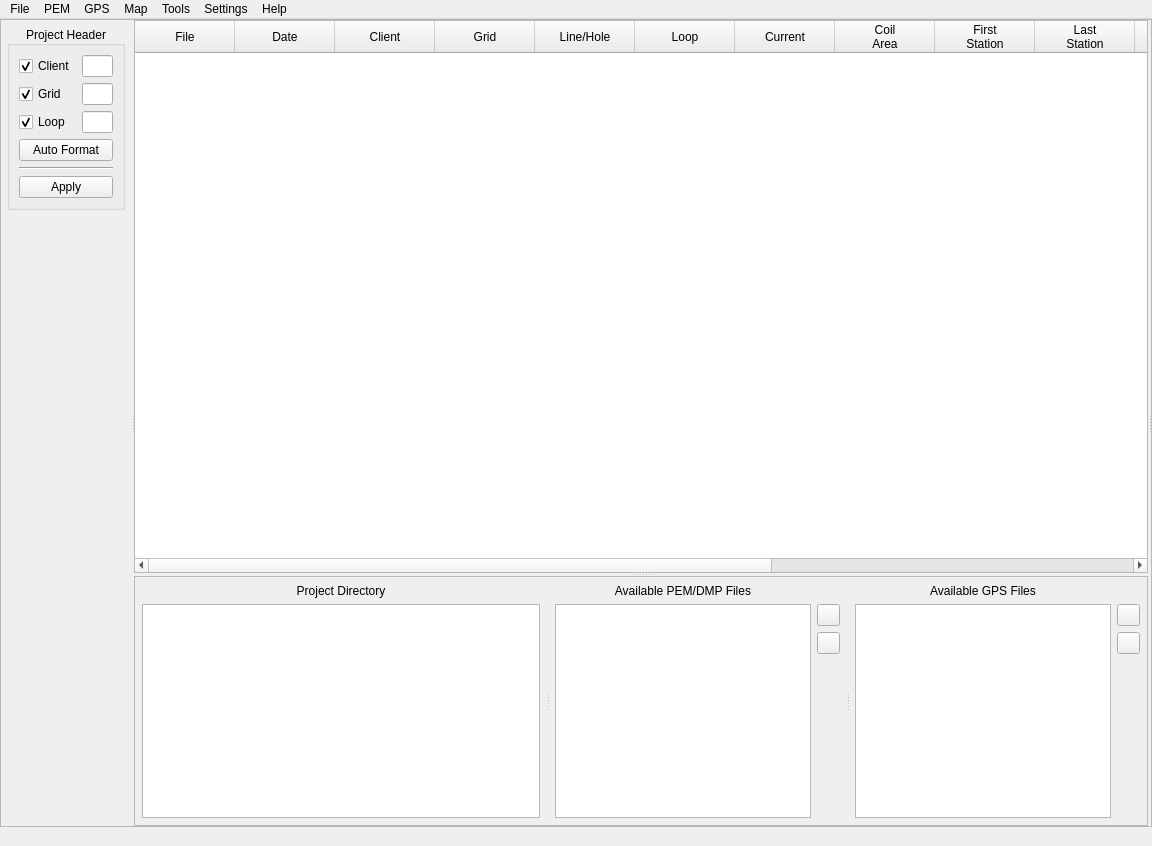
Old version of the form src/ui/pem_hub.ui in the repository Eric-Meunier/Processor-Suite.
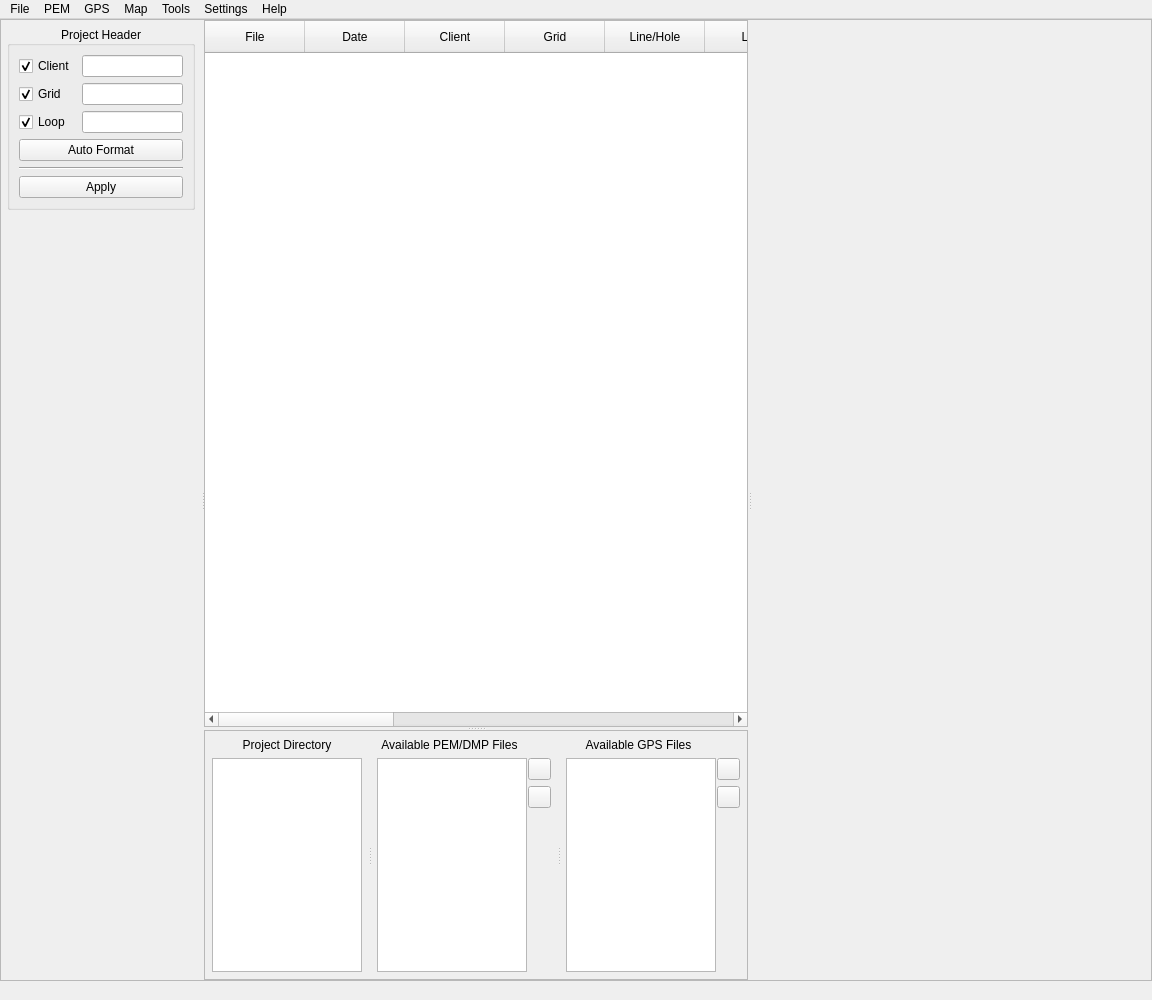
New version of the form. Icons and pictures are not drawn.

```diff
--- a/src/ui/pem_hub.ui
+++ b/src/ui/pem_hub.ui
@@ -7,7 +7,7 @@
     <x>0</x>
     <y>0</y>
     <width>1152</width>
-    <height>846</height>
+    <height>1000</height>
    </rect>
   </property>
   <property name="sizePolicy">
@@ -93,7 +93,7 @@
           </property>
           <property name="minimumSize">
            <size>
-            <width>0</width>
+            <width>200</width>
             <height>0</height>
            </size>
           </property>
@@ -1205,7 +1205,7 @@
           </property>
           <property name="minimumSize">
            <size>
-            <width>0</width>
+            <width>400</width>
             <height>0</height>
            </size>
           </property>
```
